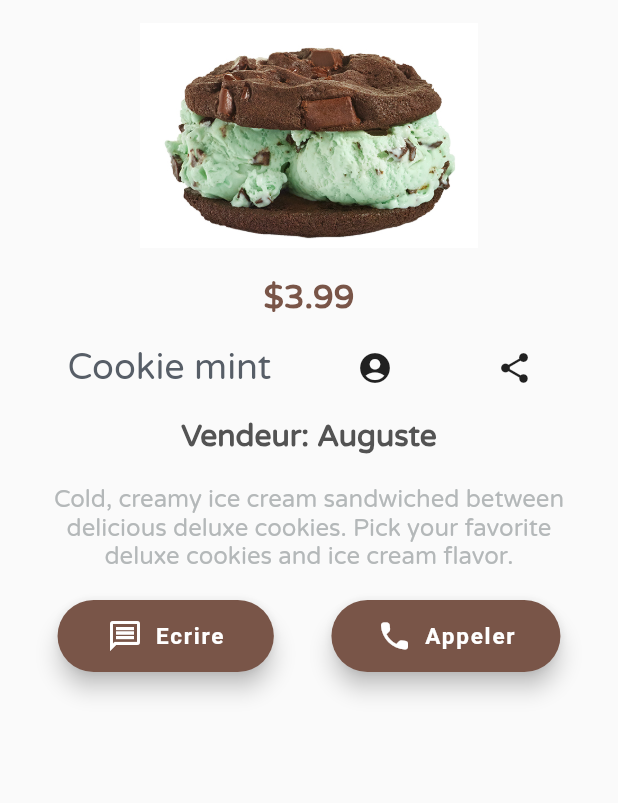
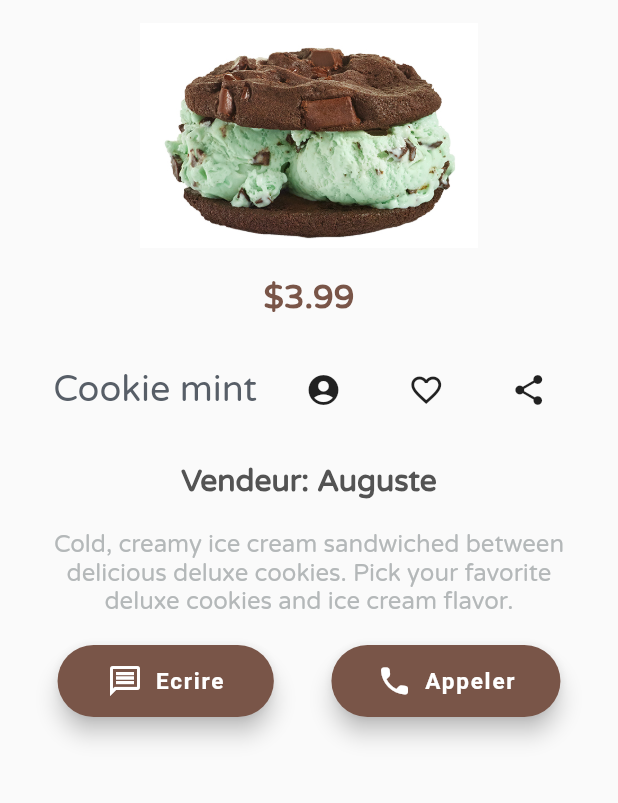
Before and after one commit to ILBOUDO-hub/prototype, a Flutter app: the screen it shows after launch, after a tap on an icon or button, on a phone screen of 412 x 824 dp, the part 183-986 px from its top. Run offline on Flutter 3.47's test engine with Material 2 defaults, Android fonts, the phone set to English and light mode, and no system bars; our stand-ins replace firebase_auth, image_picker; missing offline and left inert: chat_list, whatsapp_unilink; accounts and stored records are empty; project files that could hold a hidden picture were left out.

Commit message:
Main UI complete

```diff
--- a/lib/cookie_detail.dart
+++ b/lib/cookie_detail.dart
@@ -2,6 +2,7 @@ import 'package:flutter/material.dart';
 import 'package:prototype/bottom_bar.dart';
 import 'package:prototype/galerie.dart';
 import 'package:prototype/models/Product.dart';
+import 'package:prototype/screens/parametres/favoris.dart';
 import 'package:whatsapp_unilink/whatsapp_unilink.dart';
 import 'package:url_launcher/url_launcher.dart';
 
@@ -62,6 +63,9 @@ class CookieDetail extends StatelessWidget {
         ),
         SizedBox(height: 10.0),
         Center(
+
+          child: Padding(
+            padding: const EdgeInsets.all(15.0),
             child: Row(
               mainAxisAlignment: MainAxisAlignment.spaceEvenly,
               children: [
@@ -82,6 +86,15 @@ class CookieDetail extends StatelessWidget {
             }),
         ),
                   IconButton(
+            icon: Icon(Icons.favorite_border),
+            onPressed: (() {
+                Navigator.push(context,
+                  MaterialPageRoute(builder: (BuildContext context) {
+                  return Favoris();
+                }));
+            }),
+        ),
+                  IconButton(
             icon: Icon(Icons.share),
             onPressed: (() {
               Navigator.of(context).push(MaterialPageRoute(
@@ -94,6 +107,7 @@ class CookieDetail extends StatelessWidget {
         )
 
               ],
+            ),
           ),
         ),
                 SizedBox(height: 10.0),
```
Lines whose indentation alone changed are shown as unchanged.
